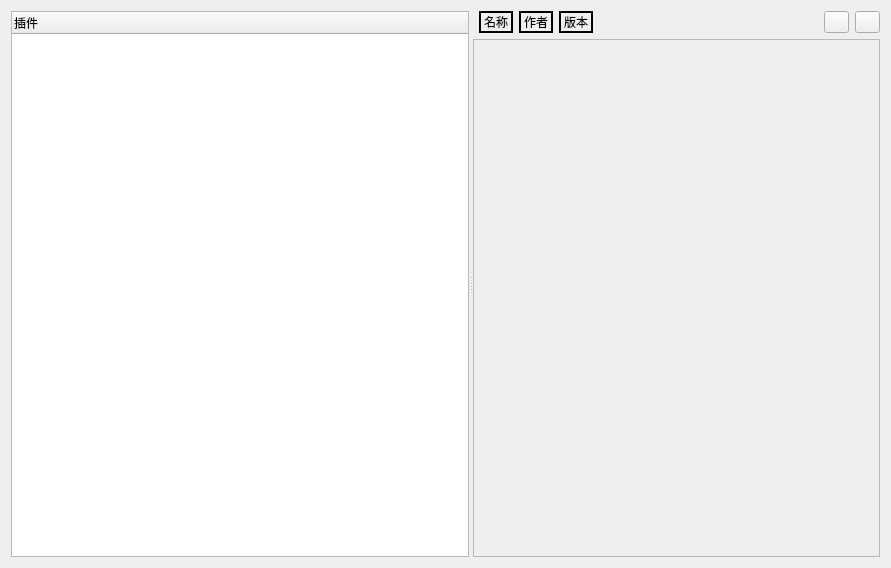
The window that Tools/ui/center.ui (abjzk/qtCPlusPlus_deepseek_Plugin) describes before a commit, drawn with Qt 5.
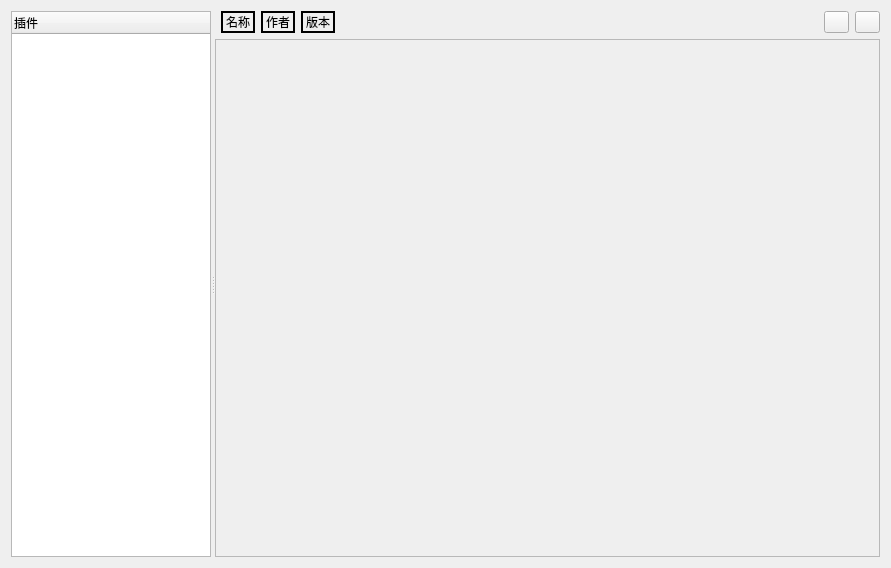
The same window after the commit. Icons and pictures are not drawn.

```diff
--- a/Tools/ui/center.ui
+++ b/Tools/ui/center.ui
@@ -20,6 +20,12 @@
       <enum>Qt::Orientation::Horizontal</enum>
      </property>
      <widget class="QTreeWidget" name="pluginTree">
+      <property name="maximumSize">
+       <size>
+        <width>200</width>
+        <height>16777215</height>
+       </size>
+      </property>
       <column>
        <property name="text">
         <string notr="true">插件</string>
@@ -102,7 +108,7 @@
            <rect>
             <x>0</x>
             <y>0</y>
-            <width>407</width>
+            <width>666</width>
             <height>518</height>
            </rect>
           </property>
```
